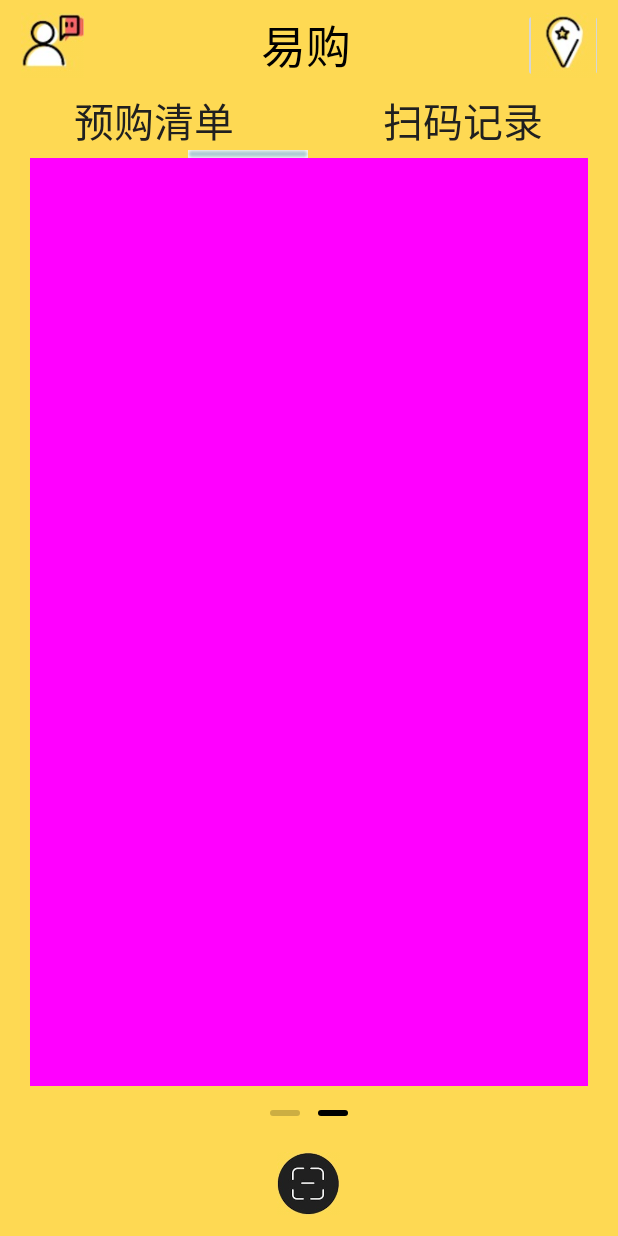
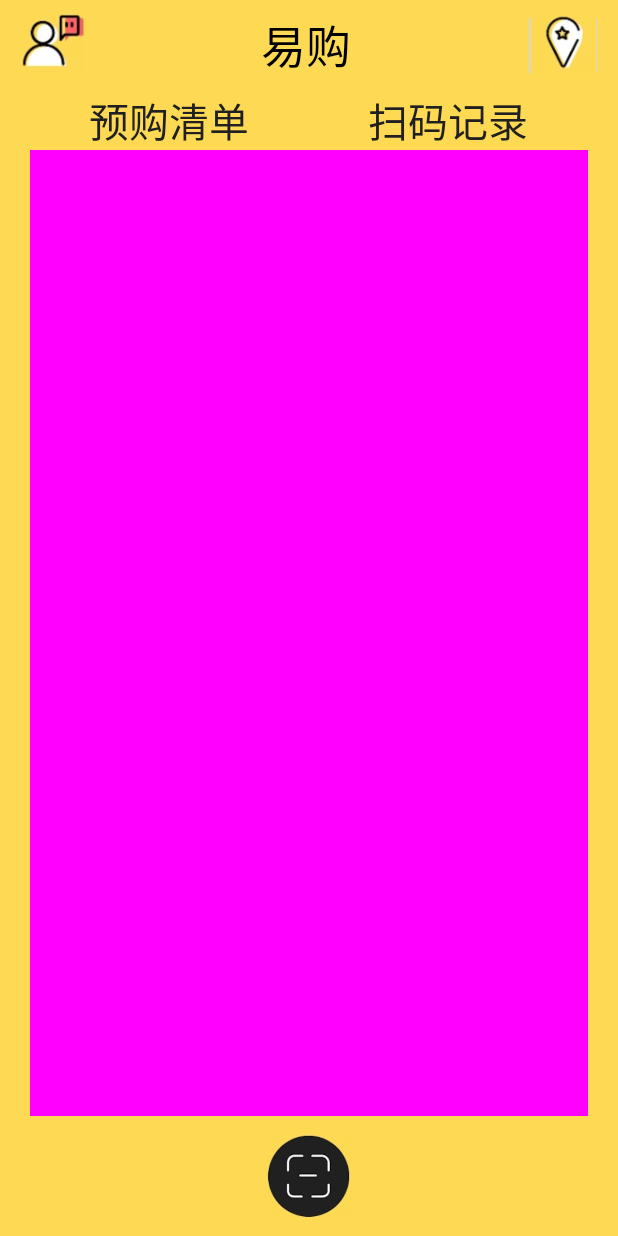
Before and after one commit to haocdp/EasyGo, an Android app: the screen it shows after launch (MainActivity), after a tap on "扫码记录", on a phone screen of 412 x 824 dp. Run offline under Robolectric (Android 15) with nearby library versions, the phone set to English and light mode, and no system bars; Roboto replaces fonts that are not available here; 1 statement that could not run was skipped.

Commit message:
添加首页预购清单界面，完成的功能可以添加数据，存储数据，自动增加一行空数据

```diff
--- a/app/build.gradle
+++ b/app/build.gradle
@@ -35,4 +35,5 @@ dependencies {
     testCompile 'junit:junit:4.12'
     compile 'com.android.support:design:25.3.1'
     compile 'com.android.support:cardview-v7:25.3.1'
+    compile 'com.google.code.gson:gson:2.8.1'
 }
--- a/app/src/main/AndroidManifest.xml
+++ b/app/src/main/AndroidManifest.xml
@@ -28,7 +28,9 @@
             android:name="com.amap.api.v2.apikey"
             android:value="18f83b3f91f8407d66eb17add7e8ea03" />
 
-        <activity android:name=".MainActivity">
+        <!-- android:windowSoftInputMode 设置键盘升起效果 -->
+        <activity android:name=".MainActivity"
+            android:windowSoftInputMode="adjustResize">
             <intent-filter>
                 <action android:name="android.intent.action.MAIN" />
 
--- a/app/src/main/java/com/unicorn/easygo/Fragment1.java
+++ /dev/null
@@ -1,31 +0,0 @@
-package com.unicorn.easygo;
-
-import android.os.Bundle;
-import android.support.v4.app.Fragment;
-import android.view.LayoutInflater;
-import android.view.View;
-import android.view.ViewGroup;
-
-/**
- * Created by guojishan on 2017/6/4.
- */
-
-public class Fragment1 extends Fragment {
-    public View onCreateView(LayoutInflater inflater, ViewGroup container,
-                             Bundle savedInstanceState) {
-        // TODO Auto-generated method stub
-        View view= inflater.inflate(R.layout.pre_order_list_layout, container, false);
-
-        //对View中控件的操作方法
-//        Button btn = (Button)view.findViewById(R.id.fragment1_btn);
-//        btn.setOnClickListener(new View.OnClickListener() {
-//
-//            @Override
-//            public void onClick(View v) {
-//                // TODO Auto-generated method stub
-//                Toast.makeText(getActivity(), "点击了第一个fragment的BTN", Toast.LENGTH_SHORT).show();
-//            }
-//        });
-        return view;
-    }
-}
--- a/app/src/main/java/com/unicorn/easygo/MainActivity.java
+++ b/app/src/main/java/com/unicorn/easygo/MainActivity.java
@@ -1,24 +1,32 @@
 package com.unicorn.easygo;
 
+import android.content.Context;
 import android.content.Intent;
 import android.graphics.BitmapFactory;
 import android.graphics.Matrix;
+import android.graphics.Rect;
 import android.support.v4.app.Fragment;
 import android.support.v4.app.FragmentActivity;
+import android.support.v4.app.FragmentManager;
+import android.support.v4.app.FragmentTransaction;
 import android.support.v4.view.PagerAdapter;
 import android.support.v4.view.ViewPager;
 import android.support.v7.app.AppCompatActivity;
 import android.os.Bundle;
 import android.util.DisplayMetrics;
 import android.view.LayoutInflater;
+import android.view.MotionEvent;
 import android.view.View;
 import android.view.ViewGroup;
 import android.view.animation.Animation;
 import android.view.animation.TranslateAnimation;
+import android.view.inputmethod.InputMethodManager;
+import android.widget.EditText;
 import android.widget.ImageButton;
 import android.widget.ImageView;
 import android.widget.TextView;
 
+import com.unicorn.easygo.activity.BaseActivity;
 import com.unicorn.easygo.activity.MarketRecommendActivity;
 import com.unicorn.easygo.utils.FontUtil;
 
@@ -27,15 +35,27 @@ import java.util.List;
 
 import me.relex.circleindicator.CircleIndicator;
 
-public class MainActivity extends FragmentActivity implements View.OnClickListener,ViewPager.OnPageChangeListener {
+public class MainActivity extends BaseActivity implements View.OnClickListener,ViewPager.OnPageChangeListener {
+
+    private final static String PREORDER_FRAGMENT_TAG = "preOederFragment";
+    private final static String SCANRECORD_FRAGMENT_TAG = "scanRecordFragment";
 
     private View preOrderView, scanRecordView;
-    private ViewPager viewPager;
+    //private ViewPager viewPager;
     private List<View> viewList;
-    private ImageView img_cursor;
+    //private ImageView img_cursor;
     private TextView tv_one;
     private TextView tv_two;
     private TextView appName;
+
+
+    /**
+     * fragment管理
+     */
+    FragmentManager fragmentManager;
+    FragmentTransaction fragmentTransaction;
+    Fragment mCurrentFragment;
+
 
     //超市推荐按钮
     private ImageButton marketRecommendView;
@@ -51,17 +71,18 @@ public class MainActivity extends FragmentActivity implements View.OnClickListen
         super.onCreate(savedInstanceState);
         setContentView(R.layout.activity_main);
         initViews();
+        initFragment();
         setFonts();
     }
 
     private void initViews() {
-        viewPager = (ViewPager) findViewById(R.id.viewpager);
+        //viewPager = (ViewPager) findViewById(R.id.viewpager);
         tv_one = (TextView) findViewById(R.id.tv_one);
         tv_two = (TextView) findViewById(R.id.tv_two);
         appName = (TextView) findViewById(R.id.textView_appName);
-        img_cursor = (ImageView) findViewById(R.id.img_cursor);
-        CircleIndicator indicator = (CircleIndicator) findViewById(R.id.indicator);
-        marketRecommendView  = (ImageButton)findViewById(R.id.marketRecommend);
+        //img_cursor = (ImageView) findViewById(R.id.img_cursor);
+        //CircleIndicator indicator = (CircleIndicator) findViewById(R.id.indicator);
+        marketRecommendView = (ImageButton) findViewById(R.id.marketRecommend);
 
         //下划线动画的相关设置：
         bmpWidth = BitmapFactory.decodeResource(getResources(), R.mipmap.line).getWidth();// 获取图片宽度
@@ -71,46 +92,66 @@ public class MainActivity extends FragmentActivity implements View.OnClickListen
         offset = (screenW / 2 - bmpWidth) / 2;// 计算偏移量
         Matrix matrix = new Matrix();
         matrix.postTranslate(offset, 0);
-        img_cursor.setImageMatrix(matrix);// 设置动画初始位置
+        //img_cursor.setImageMatrix(matrix);// 设置动画初始位置
         //移动的距离
         one = offset * 2 + bmpWidth;// 移动一页的偏移量,比如1->2,或者2->3
 
-        //构造适配器
-        List<Fragment> fragments=new ArrayList<Fragment>();
-        fragments.add(new Fragment1());
-        fragments.add(new Fragment2());
-        MyPagerAdapter adapter = new MyPagerAdapter(getSupportFragmentManager(), fragments);
+        /**
+         * 构造适配器
+         */
+        //List<Fragment> fragments = new ArrayList<Fragment>();
+        //fragments.add(new Fragment1());
+        //fragments.add(new Fragment2());
+        //MyPagerAdapter adapter = new MyPagerAdapter(getSupportFragmentManager(), fragments);
 
         //设定适配器
-        viewPager.setAdapter(adapter);
+        //viewPager.setAdapter(adapter);
 
         //往ViewPager填充View，同时设置点击事件与页面切换事件
-        viewPager.setCurrentItem(0);          //设置ViewPager当前页，从0开始算
-        indicator.setViewPager(viewPager);
+        //viewPager.setCurrentItem(0);          //设置ViewPager当前页，从0开始算
+        //indicator.setViewPager(viewPager);
         tv_one.setOnClickListener(this);
         tv_two.setOnClickListener(this);
         marketRecommendView.setOnClickListener(this);
 
 
-       viewPager.addOnPageChangeListener(this);
+        //viewPager.addOnPageChangeListener(this);
     }
+
+    private void initFragment() {
+        fragmentManager = getSupportFragmentManager();
+        fragmentTransaction = fragmentManager.beginTransaction();
+
+        PreOrderFragment preOrderFragment = new PreOrderFragment();
+        ScanRecordFragment scanRecordFragment = new ScanRecordFragment();
+
+        fragmentTransaction.add(R.id.main_frame, preOrderFragment, PREORDER_FRAGMENT_TAG)
+                .add(R.id.main_frame, scanRecordFragment, SCANRECORD_FRAGMENT_TAG)
+                .hide(scanRecordFragment)
+                .commit();
+
+        mCurrentFragment = preOrderFragment;
+    }
+
 
     /**
      * 设置页面字体
      */
-    private void setFonts(){
+    private void setFonts() {
         FontUtil.setFont(appName, this, 0);
-        FontUtil.setFont(tv_one,this, 0);
+        FontUtil.setFont(tv_one, this, 0);
         FontUtil.setFont(tv_two, this, 0);
     }
 
     public void onClick(View v) {
         switch (v.getId()) {
             case R.id.tv_one:
-                viewPager.setCurrentItem(0);
+                //viewPager.setCurrentItem(0);
+                switchFragment(SCANRECORD_FRAGMENT_TAG, PREORDER_FRAGMENT_TAG);
                 break;
             case R.id.tv_two:
-                viewPager.setCurrentItem(1);
+                //viewPager.setCurrentItem(1);
+                switchFragment(PREORDER_FRAGMENT_TAG, SCANRECORD_FRAGMENT_TAG);
                 break;
             case R.id.marketRecommend:
                 Intent intent = new Intent(this, MarketRecommendActivity.class);
@@ -123,16 +164,16 @@ public class MainActivity extends FragmentActivity implements View.OnClickListen
         Animation animation = null;
         switch (index) {
             case 0:
-                    animation = new TranslateAnimation(one, 0, 0, 0);
+                animation = new TranslateAnimation(one, 0, 0, 0);
                 break;
             case 1:
-                    animation = new TranslateAnimation(offset, one, 0, 0);
+                animation = new TranslateAnimation(offset, one, 0, 0);
                 break;
         }
         currIndex = index;
         animation.setFillAfter(true);// true表示图片停在动画结束位置
         animation.setDuration(300); //设置动画时间为300毫秒
-        img_cursor.startAnimation(animation);//开始动画
+        ///img_cursor.startAnimation(animation);//开始动画
     }
 
     public void onPageScrollStateChanged(int i) {
@@ -142,4 +183,24 @@ public class MainActivity extends FragmentActivity implements View.OnClickListen
     public void onPageScrolled(int i, float v, int i1) {
 
     }
+
+    /**
+     * 主activity进行控制不同的fragment
+     *
+     * @param fromTag
+     * @param toTag
+     */
+    public void switchFragment(String fromTag, String toTag) {
+        Fragment from = fragmentManager.findFragmentByTag(fromTag);
+        Fragment to = fragmentManager.findFragmentByTag(toTag);
+        if (mCurrentFragment != to) {
+            mCurrentFragment = to;
+            FragmentTransaction transaction = fragmentManager.beginTransaction();
+            if (!to.isAdded()) {//判断是否被添加到了Activity里面去了
+                transaction.hide(from).add(R.id.main_frame, to).commit();
+            } else {
+                transaction.hide(from).show(to).commit();
+            }
+        }
+    }
 }
--- /dev/null
+++ b/app/src/main/java/com/unicorn/easygo/PreOrderFragment.java
@@ -0,0 +1,72 @@
+package com.unicorn.easygo;
+
+import android.content.SharedPreferences;
+import android.os.Bundle;
+import android.support.v4.app.Fragment;
+import android.support.v7.widget.LinearLayoutManager;
+import android.support.v7.widget.RecyclerView;
+import android.view.LayoutInflater;
+import android.view.View;
+import android.view.ViewGroup;
+
+import com.google.gson.Gson;
+import com.google.gson.reflect.TypeToken;
+import com.unicorn.easygo.adapter.PreOrderAdapter;
+import com.unicorn.easygo.utils.PreferenceUtils;
+
+import java.lang.reflect.Type;
+import java.util.ArrayList;
+import java.util.HashSet;
+import java.util.List;
+import java.util.Set;
+
+/**
+ * Created by guojishan on 2017/6/4.
+ */
+
+public class PreOrderFragment extends Fragment {
+
+    private List<String> preOrderItems;
+    private RecyclerView recyclerView;
+
+    private Gson gson = new Gson();
+    private Type type = new TypeToken<ArrayList<String>>(){}.getType();
+
+    @Override
+    public View onCreateView(LayoutInflater inflater, ViewGroup container,
+                             Bundle savedInstanceState) {
+        View view= inflater.inflate(R.layout.pre_order_list_layout,
+                container, false);
+
+        //PreferenceUtils.clearPreference(this.getContext());
+        String preOrders_temp = PreferenceUtils.getPrefString(this.getContext(),
+                PreferenceUtils.PRE_ORDER_ITEMS_KEY,
+                "");
+        if (!preOrders_temp.equals("")) {
+            preOrderItems = gson.fromJson(preOrders_temp, type);
+        }
+
+        if (preOrderItems == null)
+            preOrderItems = new ArrayList<>();
+        preOrderItems.add("");
+
+        recyclerView = (RecyclerView) view.findViewById(
+                R.id.recyclerView_orders);
+        recyclerView.setLayoutManager(new LinearLayoutManager(this.getContext()));
+        recyclerView.setAdapter(new PreOrderAdapter(this.getContext(), preOrderItems));
+
+
+        return view;
+    }
+
+    @Override
+    public void onDestroy() {
+        PreOrderAdapter preOrderAdapter = (PreOrderAdapter) recyclerView.getAdapter();
+        List<String> items = preOrderAdapter.getOrderItems();
+        items.remove(items.size()-1);
+        PreferenceUtils.setPrefString(this.getContext(),
+                PreferenceUtils.PRE_ORDER_ITEMS_KEY,
+                gson.toJson(items));
+        super.onDestroy();
+    }
+}
--- a/app/src/main/java/com/unicorn/easygo/Fragment2.java
+++ b/app/src/main/java/com/unicorn/easygo/ScanRecordFragment.java
@@ -10,7 +10,7 @@ import android.view.ViewGroup;
  * Created by guojishan on 2017/6/4.
  */
 
-public class Fragment2 extends Fragment {
+public class ScanRecordFragment extends Fragment {
     public View onCreateView(LayoutInflater inflater, ViewGroup container,
                              Bundle savedInstanceState) {
         // TODO Auto-generated method stub
--- a/app/src/main/java/com/unicorn/easygo/activity/BaseActivity.java
+++ b/app/src/main/java/com/unicorn/easygo/activity/BaseActivity.java
@@ -1,7 +1,12 @@
 package com.unicorn.easygo.activity;
 
+import android.content.Context;
 import android.support.v7.app.AppCompatActivity;
 import android.os.Bundle;
+import android.view.MotionEvent;
+import android.view.View;
+import android.view.inputmethod.InputMethodManager;
+import android.widget.EditText;
 
 public class BaseActivity extends AppCompatActivity {
 
@@ -10,4 +15,57 @@ public class BaseActivity extends AppCompatActivity {
         super.onCreate(savedInstanceState);
 
     }
+
+    /**
+     * 点击空白的地方关闭软键盘
+     * @param ev
+     * @return
+     */
+    @Override
+    public boolean dispatchTouchEvent(MotionEvent ev) {
+        if (ev.getAction() == MotionEvent.ACTION_DOWN) {
+            View v = getCurrentFocus();
+            if (isShouldHideInput(v, ev)) {
+
+                InputMethodManager imm = (InputMethodManager) getSystemService(Context.INPUT_METHOD_SERVICE);
+                if (imm != null) {
+                    imm.hideSoftInputFromWindow(v.getWindowToken(), 0);
+                }
+            }
+
+            return super.dispatchTouchEvent(ev);
+        }
+
+        // 必不可少，否则所有的组件都不会有TouchEvent了
+        if (getWindow().superDispatchTouchEvent(ev)) {
+            return true;
+        }
+
+        return onTouchEvent(ev);
+    }
+
+    public boolean isShouldHideInput(View v, MotionEvent event) {
+        if (v != null && (v instanceof EditText)) {
+            int[] leftTop = {0, 0};
+            //获取输入框当前的location位置
+            v.getLocationInWindow(leftTop);
+            int left = leftTop[0];
+            int top = leftTop[1];
+            int bottom = top + v.getHeight();
+            int right = left + v.getWidth();
+            if (event.getX() > left && event.getX() < right
+                    && event.getY() > top && event.getY() < bottom) {
+                // 点击的是输入框区域，保留点击EditText的事件
+                return false;
+            } else {
+                //使EditText触发一次失去焦点事件
+                v.setFocusable(false);
+//                v.setFocusable(true); //这里不需要是因为下面一句代码会同时实现这个功能
+                v.setFocusableInTouchMode(false);
+                //v.requestFocus();
+                return true;
+            }
+        }
+        return false;
+    }
 }
--- /dev/null
+++ b/app/src/main/java/com/unicorn/easygo/adapter/PreOrderAdapter.java
@@ -0,0 +1,116 @@
+package com.unicorn.easygo.adapter;
+
+import android.content.Context;
+import android.support.v7.widget.RecyclerView;
+import android.text.Editable;
+import android.text.TextWatcher;
+import android.view.LayoutInflater;
+import android.view.View;
+import android.view.ViewGroup;
+import android.widget.EditText;
+import android.widget.ToggleButton;
+
+import com.unicorn.easygo.R;
+
+import java.util.ArrayList;
+import java.util.List;
+import java.util.Set;
+
+/**
+ * Created by haoc_dp on 2017/6/13.
+ */
+
+public class PreOrderAdapter extends RecyclerView.Adapter<PreOrderAdapter.PreOrderViewHolder> {
+    private final LayoutInflater layoutInflater;
+    private final Context context;
+    private List<String> orderItems;
+
+    public PreOrderAdapter (Context context, List<String> list) {
+        this.context = context;
+        this.layoutInflater = LayoutInflater.from(context);
+        orderItems = list;
+    }
+
+    @Override
+    public PreOrderViewHolder onCreateViewHolder(ViewGroup parent, int viewType) {
+        View v = layoutInflater.inflate(R.layout.order_item, parent, false);
+        final PreOrderViewHolder preOrderViewHolder = new PreOrderViewHolder(v);
+
+        preOrderViewHolder.editText.setOnClickListener(new View.OnClickListener(){
+
+            @Override
+            public void onClick(View view) {
+                view.setFocusable(true);
+                view.setFocusableInTouchMode(true);
+                view.requestFocus();
+                //view.findFocus();
+            }
+        });
+
+        preOrderViewHolder.editText.setOnFocusChangeListener(new View.OnFocusChangeListener() {
+            String beforeText;
+            String afterText;
+
+            @Override
+            public void onFocusChange(View view, boolean b) {
+                if(b) {
+                    beforeText = ((EditText)view).getText().toString();
+                } else {
+                    afterText = ((EditText)view).getText().toString();
+
+                    if(("".equals(beforeText) || beforeText == null) &&
+                            (afterText != null && !"".equals(afterText))) {
+                        orderItems.add(orderItems.size()-1 , afterText);
+                    }
+
+                    if(((!"".equals(beforeText)) && beforeText != null) &&
+                            ("".equals(afterText) || afterText == null)) {
+                        ((EditText)view).setText(beforeText);
+                    }
+
+                    if(!"".equals(beforeText) && beforeText != null &&
+                            !"".equals(afterText) && afterText != null)
+                        orderItems.set(preOrderViewHolder.getAdapterPosition(), afterText);
+                }
+            }
+        });
+
+        preOrderViewHolder.toggleButton.setOnClickListener(new View.OnClickListener(){
+            @Override
+            public void onClick(View view) {
+                /*view.setFocusable(true);
+                view.setFocusableInTouchMode(true);
+                view.requestFocus();*/
+            }
+        });
+        return preOrderViewHolder;
+    }
+
+    @Override
+    public void onBindViewHolder(PreOrderViewHolder holder, int position) {
+        String item = orderItems.get(position);
+        holder.editText.setText(item);
+        holder.editText.setFocusableInTouchMode(false);
+        holder.toggleButton.setChecked(false);
+    }
+
+    @Override
+    public int getItemCount() {
+        return orderItems.size();
+    }
+
+    public static class PreOrderViewHolder extends RecyclerView.ViewHolder {
+
+        ToggleButton toggleButton;
+        EditText editText;
+        public PreOrderViewHolder(View itemView) {
+            super(itemView);
+            editText = (EditText) itemView.findViewById(R.id.orderItem);
+            toggleButton = (ToggleButton) itemView.findViewById(R.id.orderItem_toggleButton);
+        }
+    }
+
+    public List<String> getOrderItems(){
+        return this.orderItems;
+    }
+}
--- a/app/src/main/res/layout/activity_main.xml
+++ b/app/src/main/res/layout/activity_main.xml
@@ -27,8 +27,10 @@
     tools:context="com.unicorn.easygo.MainActivity">
 
     <LinearLayout
+        android:id="@+id/linearLayout_all"
         android:layout_width="fill_parent"
-    android:layout_height="wrap_content"
+        android:layout_height="match_parent"
+        android:layout_marginBottom="80dp"
         android:orientation="vertical">
 
         <LinearLayout
@@ -77,39 +79,35 @@
         </LinearLayout>
 
         <LinearLayout
-        android:orientation="horizontal"
+            android:id="@+id/linearLayout1"
             android:layout_width="fill_parent"
             android:layout_height="40dp"
-        android:id="@+id/linearLayout1">
+            android:layout_marginLeft="20dp"
+            android:layout_marginRight="20dp"
+            android:orientation="horizontal">
 
             <TextView
+                android:id="@+id/tv_one"
                 android:layout_width="wrap_content"
                 android:layout_height="wrap_content"
-            android:id="@+id/tv_one"
                 android:layout_weight="1"
                 android:gravity="center"
+                android:text="预购清单"
                 android:textColor="@color/assistColor_black"
-            android:textSize="12pt"
-            android:text="预购清单" />
+                android:textSize="12pt" />
 
             <TextView
-            android:text="扫码记录"
+                android:id="@+id/tv_two"
                 android:layout_width="wrap_content"
                 android:layout_height="wrap_content"
-            android:id="@+id/tv_two"
+                android:layout_weight="1"
                 android:gravity="center"
+                android:text="扫码记录"
                 android:textColor="@color/assistColor_black"
-            android:textSize="12pt"
-            android:layout_weight="1" />
+                android:textSize="12pt" />
         </LinearLayout>
 
-    <ImageView
-        android:id="@+id/img_cursor"
-        android:layout_width="fill_parent"
-        android:layout_height="wrap_content"
-        android:scaleType="matrix"
-        android:src="@mipmap/line" />
-
+        <!--
     <android.support.v4.view.ViewPager
         android:id="@+id/viewpager"
         android:layout_width="wrap_content"
@@ -121,32 +119,37 @@
         android:layout_below="@+id/linearLayout2">
 
     </android.support.v4.view.ViewPager>
+    -->
+
+        <android.support.design.widget.CoordinatorLayout
+            android:id="@+id/main_frame"
+            android:layout_width="match_parent"
+            android:layout_height="match_parent"
+            android:layout_marginLeft="20dp"
+            android:layout_marginRight="20dp">
+
+        </android.support.design.widget.CoordinatorLayout>
+
+        <!--<FrameLayout
+            android:id="@+id/main_frame"
+            android:layout_width="match_parent"
+            android:layout_height="match_parent"
+            android:layout_marginLeft="20dp"
+            android:layout_marginRight="20dp">
+
+        </FrameLayout>-->
     </LinearLayout>
 
-    <me.relex.circleindicator.CircleIndicator
-        android:id="@+id/indicator"
-        android:layout_width="match_parent"
-        android:layout_height="24dp"
-        android:layout_alignParentBottom="true"
-        android:layout_alignParentLeft="true"
-        android:layout_alignParentStart="true"
-        android:layout_gravity="bottom"
-        android:layout_marginBottom="70dp"
-        app:ci_animator="@animator/indicator_animator"
-        app:ci_animator_reverse="@animator/indicator_animator_reverse"
-        app:ci_drawable="@drawable/black_radius_square"
-        app:ci_height="4dp"
-        app:ci_margin="6dp"
-        app:ci_width="20dp" />
+
 
     <ImageButton
-        android:id="@+id/imageButton5"
-        android:layout_width="50dp"
-        android:layout_height="50dp"
+        android:id="@+id/scanButton"
+        android:layout_width="60dp"
+        android:layout_height="60dp"
         android:layout_alignParentBottom="true"
         android:layout_centerHorizontal="true"
         android:layout_marginBottom="10dp"
-        android:padding="4dp"
+        android:padding="2dp"
         android:scaleType="fitCenter"
         android:src="@drawable/scan_button" />
 </RelativeLayout>
--- a/app/src/main/res/layout/activity_market_recommend.xml
+++ b/app/src/main/res/layout/activity_market_recommend.xml
@@ -22,7 +22,7 @@
 
     <android.support.design.widget.AppBarLayout
         android:id="@+id/appbar"
-        android:layout_height="300dp"
+        android:layout_height="400dp"
         android:layout_width="match_parent">
 
         <android.support.design.widget.CollapsingToolbarLayout
@@ -39,7 +39,8 @@
                 android:layout_width="match_parent"
                 android:layout_height="match_parent"
                 android:scaleType="centerCrop"
-                app:layout_collapseMode="parallax"/>
+                app:layout_collapseMode="parallax"
+                app:layout_collapseParallaxMultiplier="0.7"/>
             <android.support.v7.widget.Toolbar
                 android:id="@+id/toolbar"
                 android:layout_height="?attr/actionBarSize"
```
Also changed, not shown: app/src/main/java/com/unicorn/easygo/utils/PreferenceUtils.java (added, +119 -0 lines), app/src/main/res/layout/order_item.xml (added, +21 -0 lines), app/src/main/res/layout/pre_order_list_layout.xml (+11 -2 lines). Lines whose indentation alone changed are shown as unchanged.
